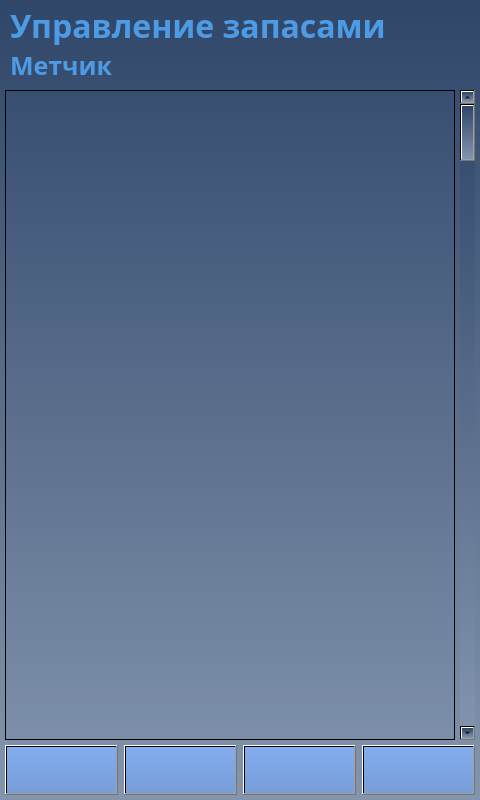
komrade2801/AutoSklad, file client/GUI/ui/screen_20_management_tool.ui: the form before one commit.
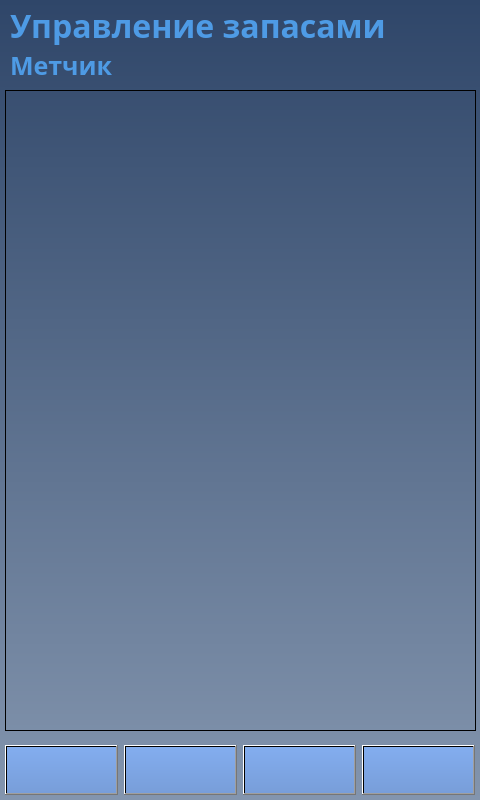
The form after the commit. Icons and pictures are not drawn.

Commit message: screens updated to use images from resource file

```diff
--- a/client/GUI/ui/screen_20_management_tool.ui
+++ b/client/GUI/ui/screen_20_management_tool.ui
@@ -648,8 +648,8 @@
     <rect>
      <x>5</x>
      <y>90</y>
-     <width>450</width>
-     <height>650</height>
+     <width>471</width>
+     <height>641</height>
     </rect>
    </property>
    <property name="whatsThis">
@@ -659,19 +659,6 @@
     <string notr="true">background-color: qlineargradient(spread:pad, x1:0, y1:0, x2:1, y2:0, stop:0 rgba(0, 0, 0, 0), stop:1 rgba(255, 255, 255, 0));</string>
    </property>
   </widget>
-  <widget class="QScrollBar" name="ScrollBar">
-   <property name="geometry">
-    <rect>
-     <x>460</x>
-     <y>90</y>
-     <width>15</width>
-     <height>650</height>
-    </rect>
-   </property>
-   <property name="orientation">
-    <enum>Qt::Vertical</enum>
-   </property>
-  </widget>
   <widget class="QPushButton" name="btn_back">
    <property name="geometry">
     <rect>
```
Left out of the diff: 127 changed lines with no effect on the pictures. The commit also changes 7 other files.
